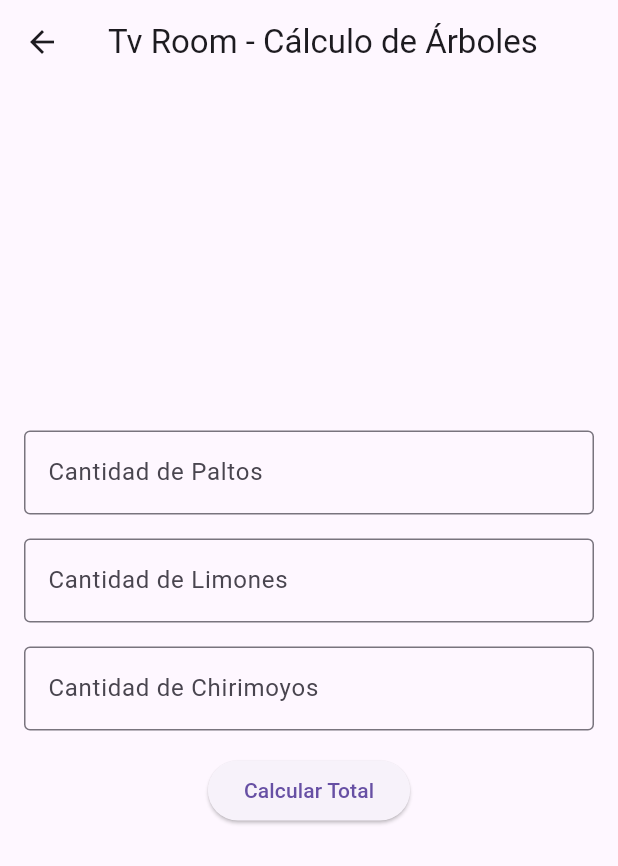
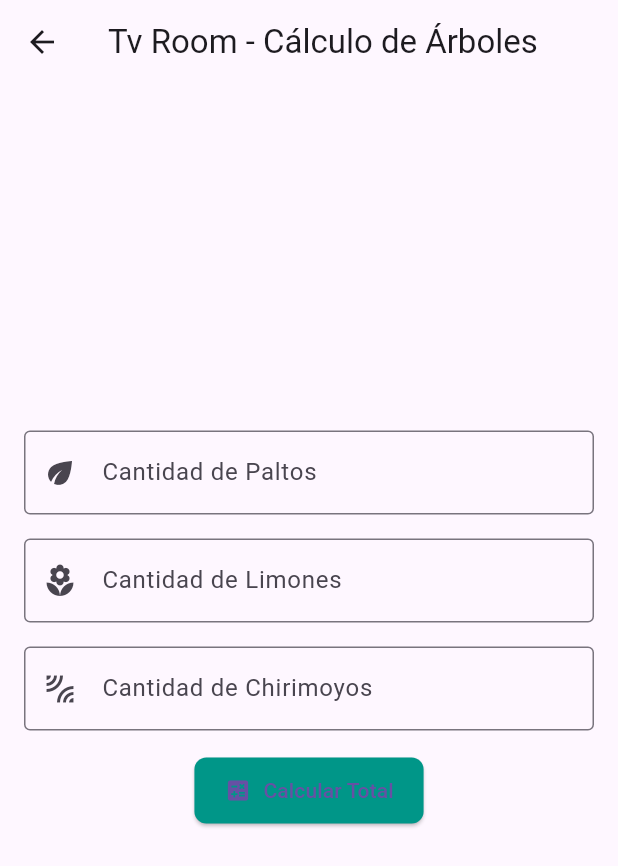
Before and after one commit to leodlc/g1-apps-moviles, a Flutter app: the SixthScreen screen opened directly, on a phone screen of 412 x 824 dp. Shown: the top 866 px of the screen. Run offline on Flutter 3.47's test engine with Material 3 defaults, Android fonts, the phone set to English and light mode, and no system bars.

Commit message:
Estilo ejercicio 6

```diff
--- a/deber1g1/lib/screens/algoritmo6.dart
+++ b/deber1g1/lib/screens/algoritmo6.dart
@@ -63,7 +63,7 @@ class _SixthScreenState extends State<SixthScreen> {
     });
   }
 
-  @override
+ @override
   Widget build(BuildContext context) {
     return Scaffold(
       appBar: AppBar(
@@ -79,6 +79,7 @@ class _SixthScreenState extends State<SixthScreen> {
               keyboardType: TextInputType.number,
               decoration: InputDecoration(
                 labelText: 'Cantidad de Paltos',
+                prefixIcon: Icon(Icons.eco),
                 border: OutlineInputBorder(),
               ),
             ),
@@ -88,6 +89,7 @@ class _SixthScreenState extends State<SixthScreen> {
               keyboardType: TextInputType.number,
               decoration: InputDecoration(
                 labelText: 'Cantidad de Limones',
+                prefixIcon: Icon(Icons.local_florist),
                 border: OutlineInputBorder(),
               ),
             ),
@@ -97,13 +99,22 @@ class _SixthScreenState extends State<SixthScreen> {
               keyboardType: TextInputType.number,
               decoration: InputDecoration(
                 labelText: 'Cantidad de Chirimoyos',
+                prefixIcon: Icon(Icons.leak_add),
                 border: OutlineInputBorder(),
               ),
             ),
             SizedBox(height: 16.0),
-            ElevatedButton(
+            ElevatedButton.icon(
               onPressed: _calcularTotal,
-              child: Text('Calcular Total'),
+              icon: Icon(Icons.calculate),
+              label: Text('Calcular Total'),
+              style: ElevatedButton.styleFrom(
+                backgroundColor: Colors.teal,
+                shape: RoundedRectangleBorder(
+                  borderRadius: BorderRadius.circular(8.0),
+                ),
+                padding: EdgeInsets.symmetric(vertical: 12.0, horizontal: 20.0),
+              ),
             ),
             SizedBox(height: 16.0),
             Text(
```
